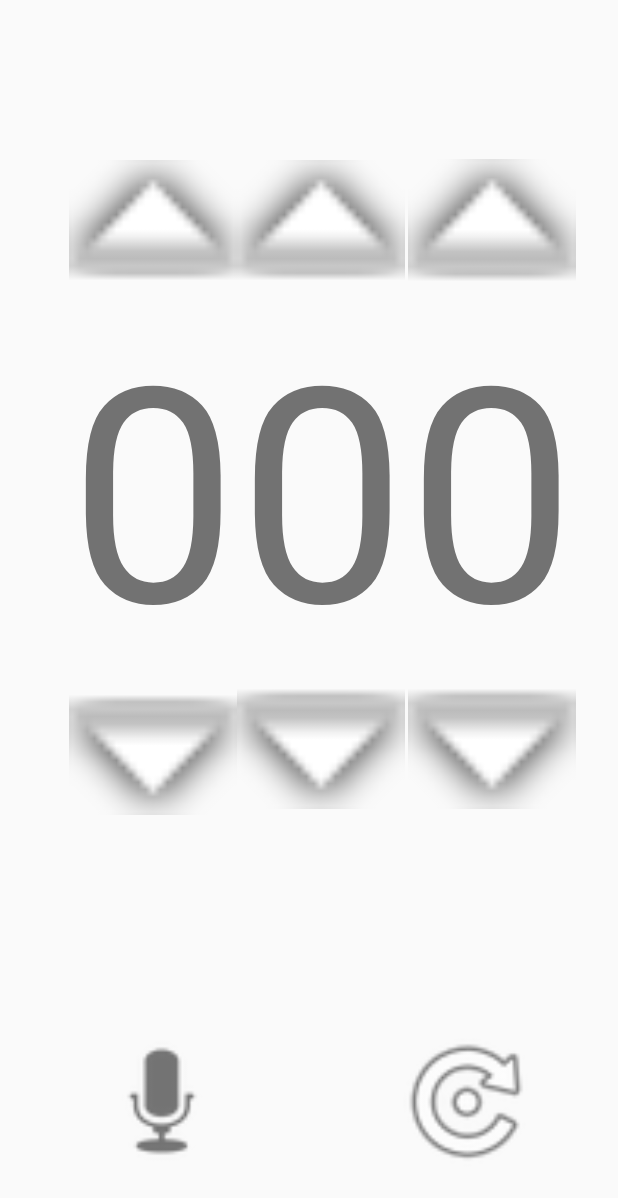
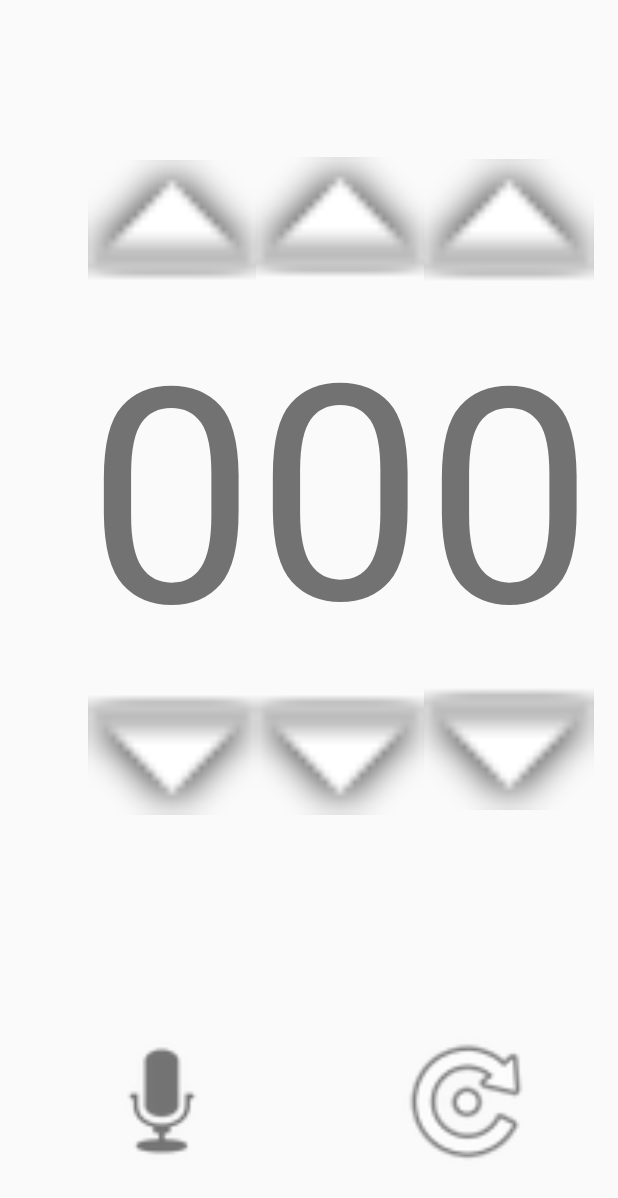
Before and after one commit to lxxxxl/LearnNumbers, an Android app: the layout fragment_numbers.xml on its own in the app's theme, with its tools: preview values and no code run, on a phone screen of 412 x 824 dp. Shown: the top 1198 px of the screen. Run offline under Robolectric (Android 15) with nearby library versions, the phone set to English and light mode, and no system bars.

Commit message:
Layout fix

```diff
--- a/app/src/main/res/layout/fragment_numbers.xml
+++ b/app/src/main/res/layout/fragment_numbers.xml
@@ -10,42 +10,41 @@
         android:id="@+id/textView_num1"
         android:layout_width="wrap_content"
         android:layout_height="wrap_content"
-        android:layout_marginRight="28dp"
+        android:layout_marginRight="16dp"
         android:text="@string/space"
         android:textSize="200sp"
         app:layout_constraintBottom_toBottomOf="parent"
         app:layout_constraintRight_toRightOf="parent"
         app:layout_constraintTop_toTopOf="parent"
-        app:layout_constraintVertical_bias="0.34"
-        android:layout_marginEnd="28dp" />
-
-    <ImageView
-        android:id="@+id/imageView_num1_down"
-        android:layout_width="112dp"
-        android:layout_height="84dp"
-        android:layout_marginEnd="28dp"
-        android:layout_marginRight="28dp"
-        android:contentDescription="@string/down"
-        app:layout_constraintEnd_toEndOf="parent"
-        app:layout_constraintTop_toBottomOf="@+id/textView_num1"
-        app:srcCompat="@android:drawable/arrow_down_float" />
+        app:layout_constraintVertical_bias="0.34" />
 
     <ImageView
         android:id="@+id/imageView_num1_up"
-        android:layout_width="112dp"
+        android:layout_width="113dp"
         android:layout_height="84dp"
-        android:layout_marginEnd="28dp"
-        android:layout_marginRight="28dp"
+        android:layout_marginEnd="16dp"
+        android:layout_marginRight="16dp"
         android:contentDescription="@string/up"
         android:scaleType="fitXY"
         app:layout_constraintBottom_toTopOf="@+id/textView_num1"
         app:layout_constraintEnd_toEndOf="parent"
         app:srcCompat="@android:drawable/arrow_up_float" />
 
+    <ImageView
+        android:id="@+id/imageView_num1_down"
+        android:layout_width="113dp"
+        android:layout_height="84dp"
+        android:layout_marginEnd="16dp"
+        android:layout_marginRight="16dp"
+        android:contentDescription="@string/down"
+        app:layout_constraintEnd_toEndOf="parent"
+        app:layout_constraintTop_toBottomOf="@+id/textView_num1"
+        app:srcCompat="@android:drawable/arrow_down_float" />
+
     <TextView
         android:id="@+id/textView_num2"
         android:layout_width="wrap_content"
-        android:layout_height="wrap_content"
+        android:layout_height="272dp"
         android:text="@string/space"
         android:textSize="200sp"
         app:layout_constraintBottom_toBottomOf="parent"
@@ -70,8 +69,6 @@
         android:id="@+id/imageView_num2_up"
         android:layout_width="112dp"
         android:layout_height="84dp"
-        android:layout_marginEnd="2dp"
-        android:layout_marginRight="2dp"
         android:contentDescription="@string/up"
         app:layout_constraintBottom_toTopOf="@+id/textView_num2"
         app:layout_constraintEnd_toStartOf="@+id/imageView_num1_up"
@@ -90,8 +87,6 @@
         android:id="@+id/imageView_num2_down"
         android:layout_width="112dp"
         android:layout_height="84dp"
-        android:layout_marginEnd="2dp"
-        android:layout_marginRight="2dp"
         android:contentDescription="@string/down"
         app:layout_constraintEnd_toStartOf="@+id/imageView_num1_down"
         app:layout_constraintTop_toBottomOf="@+id/textView_num2"
```
